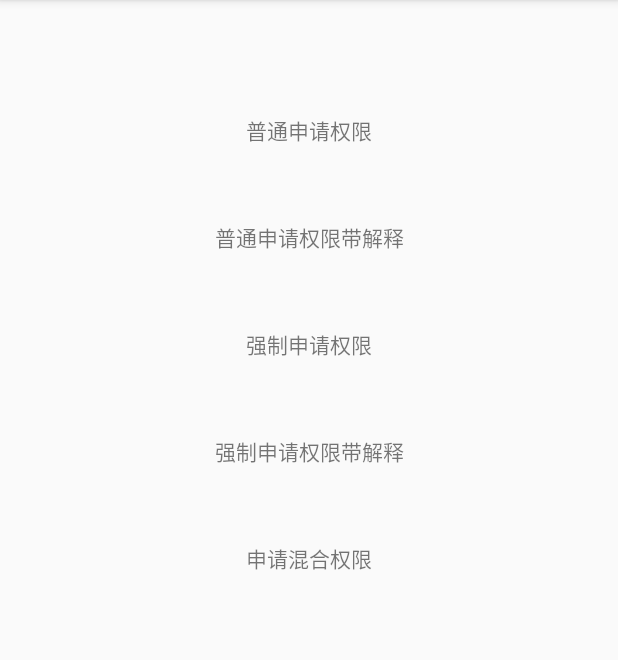
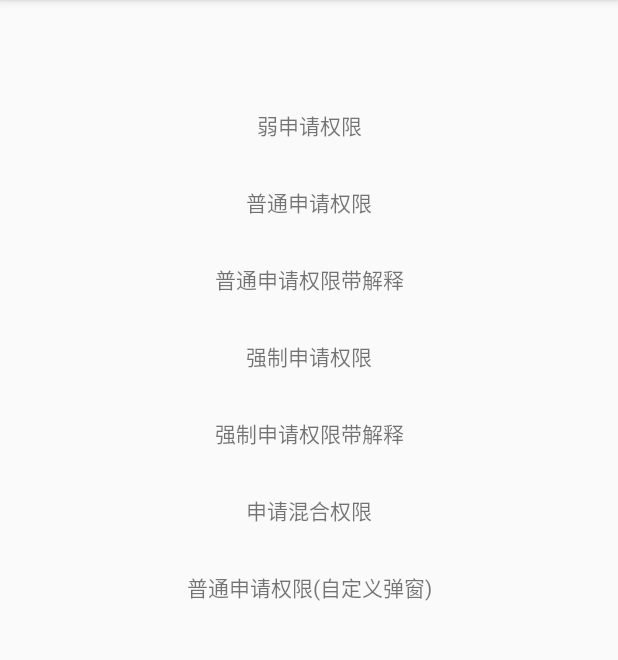
Before and after one commit to kelinZhou/OkPermission, an Android app: the screen it shows after launch (MainActivity), after a tap on "普通申请权限", on a phone screen of 412 x 824 dp, the part 84-744 px from its top. Run offline under Robolectric (Android 15) with nearby library versions, the phone set to English and light mode, and no system bars.

Commit message:
增加可自定义弹窗的功能.

```diff
--- a/app/src/main/res/layout/activity_main.xml
+++ b/app/src/main/res/layout/activity_main.xml
@@ -8,24 +8,36 @@
         tools:context=".MainActivity">
 
     <TextView
-            android:id="@+id/tv1"
+            android:id="@+id/tv0"
             android:layout_width="wrap_content"
             android:layout_height="wrap_content"
             app:layout_constraintVertical_chainStyle="packed"
             app:layout_constraintVertical_bias="0.15"
+            android:text="弱申请权限"
+            android:padding="10dp"
+            app:layout_constraintBottom_toTopOf="@id/tv1"
+            app:layout_constraintLeft_toLeftOf="parent"
+            app:layout_constraintRight_toRightOf="parent"
+            app:layout_constraintTop_toTopOf="parent"/>
+
+    <TextView
+            android:id="@+id/tv1"
+            android:layout_width="wrap_content"
+            android:layout_height="wrap_content"
             android:text="普通申请权限"
+            android:layout_marginTop="10dp"
             android:padding="10dp"
             app:layout_constraintBottom_toTopOf="@id/tv2"
             app:layout_constraintLeft_toLeftOf="parent"
             app:layout_constraintRight_toRightOf="parent"
-            app:layout_constraintTop_toTopOf="parent"/>
+            app:layout_constraintTop_toBottomOf="@id/tv0"/>
 
     <TextView
             android:id="@+id/tv2"
             android:layout_width="wrap_content"
             android:layout_height="wrap_content"
             android:text="普通申请权限带解释"
-            android:layout_marginTop="30dp"
+            android:layout_marginTop="10dp"
             android:padding="10dp"
             app:layout_constraintBottom_toTopOf="@id/tv3"
             app:layout_constraintLeft_toLeftOf="parent"
@@ -37,7 +49,7 @@
             android:layout_width="wrap_content"
             android:layout_height="wrap_content"
             android:text="强制申请权限"
-            android:layout_marginTop="30dp"
+            android:layout_marginTop="10dp"
             android:padding="10dp"
             app:layout_constraintBottom_toTopOf="@id/tv4"
             app:layout_constraintLeft_toLeftOf="parent"
@@ -49,7 +61,7 @@
             android:layout_width="wrap_content"
             android:layout_height="wrap_content"
             android:text="强制申请权限带解释"
-            android:layout_marginTop="30dp"
+            android:layout_marginTop="10dp"
             android:padding="10dp"
             app:layout_constraintBottom_toTopOf="@id/tv5"
             app:layout_constraintLeft_toLeftOf="parent"
@@ -61,11 +73,23 @@
             android:layout_width="wrap_content"
             android:layout_height="wrap_content"
             android:text="申请混合权限"
-            android:layout_marginTop="30dp"
+            android:layout_marginTop="10dp"
             android:padding="10dp"
-            app:layout_constraintBottom_toBottomOf="parent"
+            app:layout_constraintBottom_toTopOf="@id/tv6"
             app:layout_constraintLeft_toLeftOf="parent"
             app:layout_constraintRight_toRightOf="parent"
             app:layout_constraintTop_toBottomOf="@id/tv4"/>
 
+    <TextView
+            android:id="@+id/tv6"
+            android:layout_width="wrap_content"
+            android:layout_height="wrap_content"
+            android:text="普通申请权限(自定义弹窗)"
+            android:layout_marginTop="10dp"
+            android:padding="10dp"
+            app:layout_constraintTop_toBottomOf="@id/tv5"
+            app:layout_constraintLeft_toLeftOf="parent"
+            app:layout_constraintRight_toRightOf="parent"
+            app:layout_constraintBottom_toBottomOf="parent"/>
+
 </android.support.constraint.ConstraintLayout>
--- /dev/null
+++ b/okpermission/src/main/java/com/kelin/okpermission/Renewable.kt
@@ -0,0 +1,14 @@
+package com.kelin.okpermission
+
+/**
+ * **描述:** 可继续的。
+ *
+ * **创建人:** kelin
+ *
+ * **创建时间:** 2019-08-12  16:01
+ *
+ * **版本:** v 1.0.0
+ */
+interface Renewable {
+    fun continueWorking(isContinue: Boolean)
+}
--- a/okpermission/src/main/java/com/kelin/okpermission/permission/Permission.kt
+++ b/okpermission/src/main/java/com/kelin/okpermission/permission/Permission.kt
@@ -12,6 +12,7 @@ package com.kelin.okpermission.permission
 interface Permission {
     val permission: String
     val necessary: Boolean
+    val isWeak: Boolean
 
     companion object {
         /**
@@ -21,10 +22,24 @@ interface Permission {
          * @param necessary 是否是必要的权限。如果你申请的所有的权限都是必要的权限建议使用 forceApplyPermissions 方法，
          * 如果你要申请的权限全部都是非必要的权限则建议使用 applyPermissions 方法。
          */
-        fun create(permission: String, necessary: Boolean): Permission {
-            return DefaultPermission(permission, necessary)
+        fun createDefault(permission: String, necessary: Boolean): Permission {
+            return DefaultPermission(permission, necessary, false)
+        }
+
+        /**
+         * 创建一个Permission对象。
+         *
+         * @param permission 要申请的权限。
+         * @param weak 是否是弱申请权限，弱申请的权限是优先级最弱的，当用户决绝该权限后就不会有任何提示去引导用户授予。
+         */
+        fun createWeak(permission: String, weak: Boolean): Permission {
+            return DefaultPermission(permission, false, weak)
         }
     }
 
-    data class DefaultPermission(override val permission: String, override val necessary: Boolean) : Permission
+    private data class DefaultPermission(
+        override val permission: String,
+        override val necessary: Boolean,
+        override val isWeak: Boolean
+    ) : Permission
 }
```
Also changed, not shown: app/src/main/java/com/kelin/okpermissiondemo/MainActivity.kt (+42 -2 lines), okpermission/src/main/java/com/kelin/okpermission/OkPermission.kt (+86 -21 lines), 1 other file.
